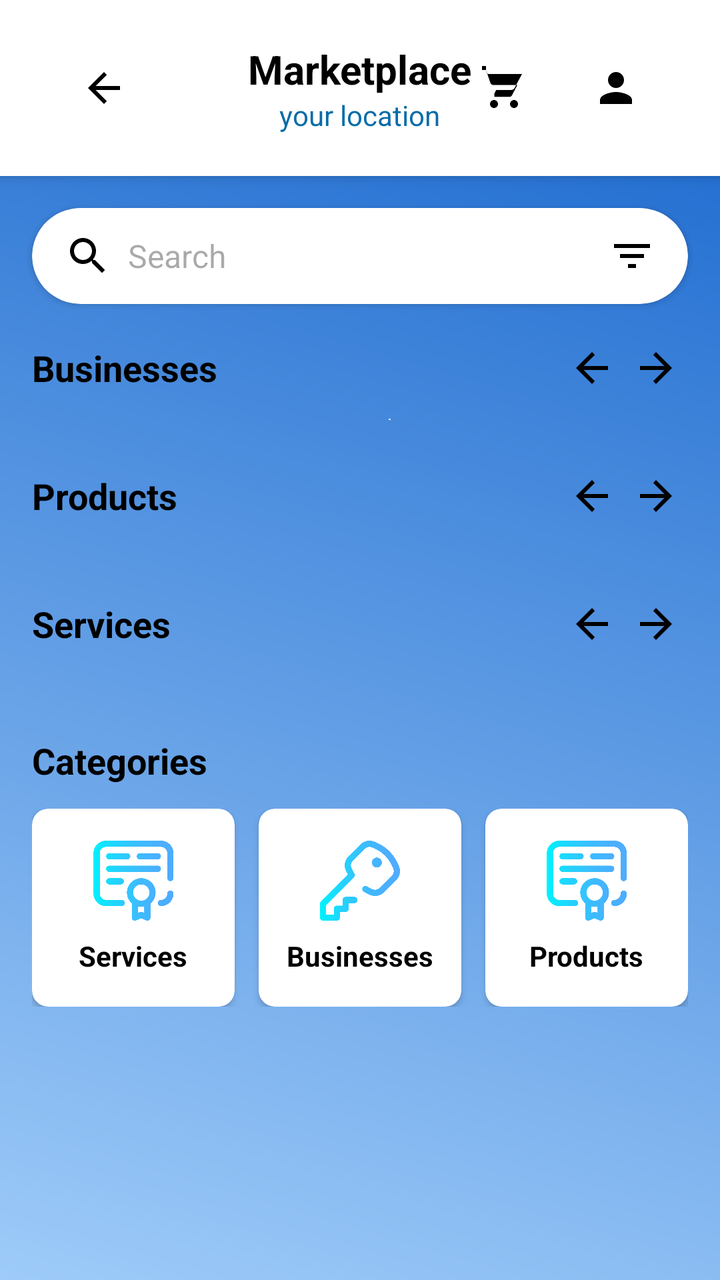
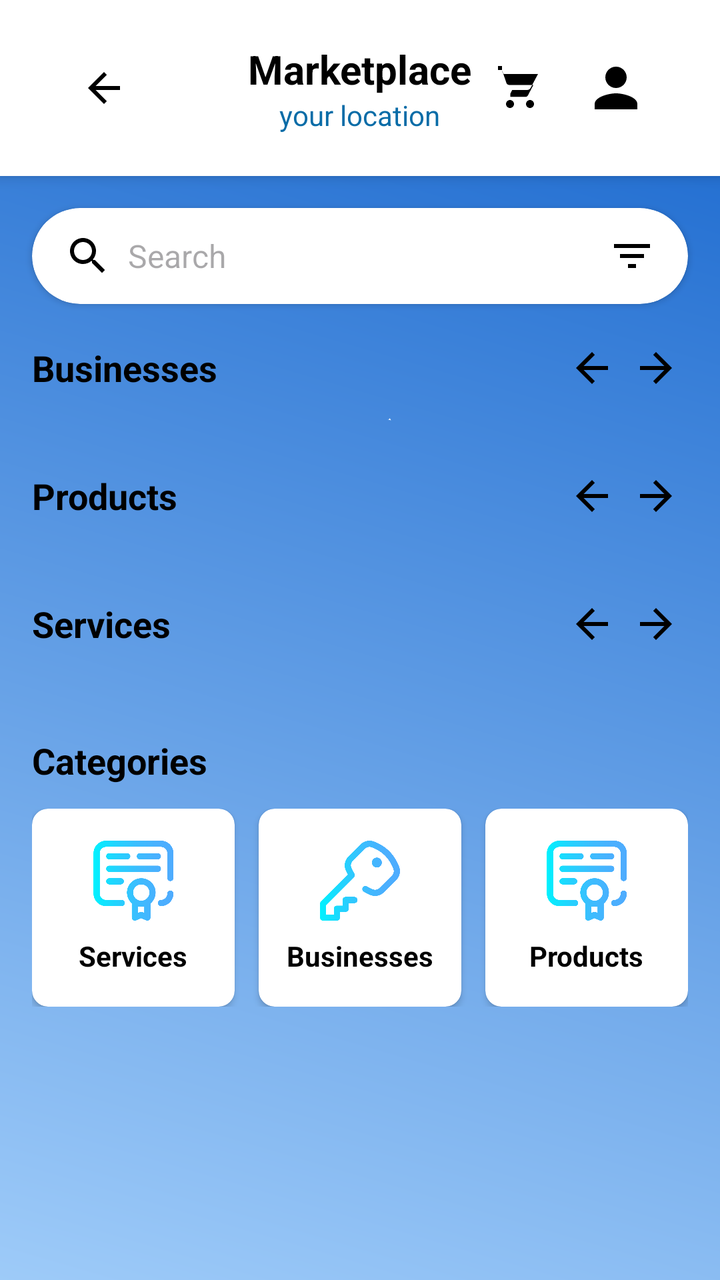

The first picture is an Android layout as it rendered before a commit; the second is the same layout after the commit. The layout source and the unified diff follow.
<!-- AndroidManifest.xml: application theme Theme.PoolApp -->
<!-- res/layout/po_marketplace.xml -->
<?xml version="1.0" encoding="utf-8"?>
<androidx.constraintlayout.widget.ConstraintLayout
    xmlns:android="http://schemas.android.com/apk/res/android"
    xmlns:app="http://schemas.android.com/apk/res-auto"
    xmlns:tools="http://schemas.android.com/tools"
    android:layout_width="match_parent"
    android:layout_height="match_parent"
    android:background="@drawable/pbg"
    tools:context=".PO_Marketplace">

    <androidx.cardview.widget.CardView
        android:id="@+id/card_top_bar"
        android:layout_width="match_parent"
        android:layout_height="wrap_content"
        app:layout_constraintTop_toTopOf="parent"
        app:cardElevation="4dp"
        app:cardCornerRadius="0dp"
        app:cardBackgroundColor="@android:color/white">

        <androidx.constraintlayout.widget.ConstraintLayout
            android:id="@+id/cl_top_bar"
            android:layout_width="match_parent"
            android:layout_height="wrap_content"
            android:paddingVertical="8dp"
            android:paddingHorizontal="8dp"
            android:padding="20dp">

            <ImageButton
                android:id="@+id/btn_back"
                android:layout_width="48dp"
                android:layout_height="48dp"
                android:padding="12dp"
                android:background="@android:color/transparent"
                android:src="@drawable/ic_arrow_back_white_24dp"
                app:tint="@color/black"
                android:contentDescription="Back"
                app:layout_constraintStart_toStartOf="parent"
                app:layout_constraintTop_toTopOf="parent"
                app:layout_constraintBottom_toBottomOf="parent"
                android:layout_marginStart="8dp"/>

            <LinearLayout
                android:layout_width="wrap_content"
                android:layout_height="wrap_content"
                android:orientation="vertical"
                android:gravity="center_horizontal"
                app:layout_constraintStart_toStartOf="parent"
                app:layout_constraintEnd_toEndOf="parent"
                app:layout_constraintTop_toTopOf="parent"
                app:layout_constraintBottom_toBottomOf="parent">

                <TextView
                    android:id="@+id/tv_marketplace_title"
                    android:layout_width="wrap_content"
                    android:layout_height="wrap_content"
                    android:text="Marketplace"
                    android:textColor="@color/black"
                    android:textSize="20sp"
                    android:textStyle="bold"/>

                <TextView
                    android:id="@+id/tv_user_location"
                    android:layout_width="wrap_content"
                    android:layout_height="wrap_content"
                    android:text="your location"
                    android:textColor="@color/colorPrimary"
                    android:textSize="14sp"/>
            </LinearLayout>

            <ImageButton
                android:id="@+id/btn_cart"
                android:layout_width="48dp"
                android:layout_height="48dp"
                android:padding="8dp"
                android:background="@android:color/transparent"
                android:contentDescription="Cart"
                android:src="@drawable/marketplace"
                app:layout_constraintEnd_toStartOf="@id/btn_profile"
                app:layout_constraintTop_toTopOf="parent"
                app:layout_constraintBottom_toBottomOf="parent"
                android:layout_marginEnd="8dp"/>

            <ImageButton
                android:id="@+id/btn_profile"
                android:layout_width="48dp"
                android:layout_height="48dp"
                android:padding="8dp"
                android:background="@android:color/transparent"
                android:src="@drawable/ic_profile_placeholder"
                android:contentDescription="Profile"
                app:layout_constraintEnd_toEndOf="parent"
                app:layout_constraintTop_toTopOf="parent"
                app:layout_constraintBottom_toBottomOf="parent"
                android:layout_marginEnd="8dp"/>

        </androidx.constraintlayout.widget.ConstraintLayout>
    </androidx.cardview.widget.CardView>

    <View
        android:id="@+id/v_bottom_nav_spacer"
        android:layout_width="match_parent"
        android:layout_height="56dp"
        android:background="@android:color/transparent"
        app:layout_constraintBottom_toBottomOf="parent"/>

    <androidx.core.widget.NestedScrollView
        android:layout_width="0dp"
        android:layout_height="0dp"
        app:layout_constraintTop_toBottomOf="@id/card_top_bar"
        app:layout_constraintBottom_toTopOf="@id/v_bottom_nav_spacer"
        app:layout_constraintStart_toStartOf="parent"
        app:layout_constraintEnd_toEndOf="parent">

        <LinearLayout
            android:layout_width="match_parent"
            android:layout_height="wrap_content"
            android:orientation="vertical"
            android:paddingBottom="16dp">

            <androidx.cardview.widget.CardView
                android:layout_width="match_parent"
                android:layout_height="wrap_content"
                android:layout_marginHorizontal="16dp"
                android:layout_marginTop="16dp"
                android:layout_marginBottom="16dp"
                app:cardCornerRadius="24dp"
                app:cardElevation="2dp">

                <LinearLayout
                    android:layout_width="match_parent"
                    android:layout_height="48dp"
                    android:orientation="horizontal"
                    android:gravity="center_vertical"
                    android:paddingHorizontal="16dp">

                    <ImageView
                        android:layout_width="24dp"
                        android:layout_height="24dp"
                        android:src="@drawable/ic_search"
                        app:tint="@color/black"
                        android:contentDescription="Search Icon"/>

                    <EditText
                        android:layout_width="0dp"
                        android:layout_height="match_parent"
                        android:layout_weight="1"
                        android:background="@android:color/transparent"
                        android:hint="Search"
                        android:paddingHorizontal="8dp"
                        android:inputType="text"
                        android:maxLines="1"
                        android:textSize="16sp"/>

                    <ImageView
                        android:layout_width="24dp"
                        android:layout_height="24dp"
                        android:src="@drawable/ic_filter"
                        app:tint="@color/black"
                        android:contentDescription="Filter/Sort"/>
                </LinearLayout>
            </androidx.cardview.widget.CardView>

            <LinearLayout
                android:layout_width="match_parent"
                android:layout_height="wrap_content"
                android:orientation="vertical">

                <LinearLayout
                    android:layout_width="match_parent"
                    android:layout_height="wrap_content"
                    android:orientation="horizontal"
                    android:gravity="center_vertical"
                    android:paddingHorizontal="16dp"
                    android:layout_marginBottom="8dp">

                    <TextView
                        android:layout_width="0dp"
                        android:layout_height="wrap_content"
                        android:layout_weight="1"
                        android:text="Businesses"
                        android:textColor="@color/black"
                        android:textSize="18sp"
                        android:textStyle="bold" />

                    <ImageButton
                        android:id="@+id/btn_prev_business"
                        android:layout_width="wrap_content"
                        android:layout_height="wrap_content"
                        android:src="@drawable/ic_arrow_back_white_24dp"
                        app:tint="@color/black"
                        android:background="@android:color/transparent"
                        android:contentDescription="Previous Business"
                        android:padding="4dp"/>

                    <ImageButton
                        android:id="@+id/btn_next_business"
                        android:layout_width="wrap_content"
                        android:layout_height="wrap_content"
                        android:src="@drawable/ic_arrow_forward_black_24dp"
                        app:tint="@color/black"
                        android:background="@android:color/transparent"
                        android:contentDescription="Next Business"
                        android:padding="4dp"/>
                </LinearLayout>

                <androidx.recyclerview.widget.RecyclerView
                    android:id="@+id/rv_businesses"
                    android:layout_width="match_parent"
                    android:layout_height="wrap_content"
                    android:orientation="horizontal"
                    android:paddingHorizontal="16dp"
                    android:clipToPadding="false"
                    android:layout_marginBottom="24dp"
                    app:layoutManager="androidx.recyclerview.widget.LinearLayoutManager"
                    tools:listitem="@layout/item_business_card"/>
            </LinearLayout>

            <LinearLayout
                android:layout_width="match_parent"
                android:layout_height="wrap_content"
                android:orientation="vertical">

                <LinearLayout
                    android:layout_width="match_parent"
                    android:layout_height="wrap_content"
                    android:orientation="horizontal"
                    android:gravity="center_vertical"
                    android:paddingHorizontal="16dp"
                    android:layout_marginBottom="8dp">

                    <TextView
                        android:layout_width="0dp"
                        android:layout_height="wrap_content"
                        android:layout_weight="1"
                        android:text="Products"
                        android:textColor="@color/black"
                        android:textSize="18sp"
                        android:textStyle="bold" />

                    <ImageButton
                        android:id="@+id/btn_prev_product"
                        android:layout_width="wrap_content"
                        android:layout_height="wrap_content"
                        android:src="@drawable/ic_arrow_back_white_24dp"
                        app:tint="@color/black"
                        android:background="@android:color/transparent"
                        android:contentDescription="Previous Product"
                        android:padding="4dp"/>

                    <ImageButton
                        android:id="@+id/btn_next_product"
                        android:layout_width="wrap_content"
                        android:layout_height="wrap_content"
                        android:src="@drawable/ic_arrow_forward_black_24dp"
                        app:tint="@color/black"
                        android:background="@android:color/transparent"
                        android:contentDescription="Next Product"
                        android:padding="4dp"/>
                </LinearLayout>

                <androidx.recyclerview.widget.RecyclerView
                    android:id="@+id/rv_products"
                    android:layout_width="match_parent"
                    android:layout_height="wrap_content"
                    android:orientation="horizontal"
                    android:paddingHorizontal="16dp"
                    android:clipToPadding="false"
                    android:layout_marginBottom="24dp"
                    app:layoutManager="androidx.recyclerview.widget.LinearLayoutManager"
                    tools:listitem="@layout/item_generic_list_card"/>
            </LinearLayout>

            <LinearLayout
                android:layout_width="match_parent"
                android:layout_height="wrap_content"
                android:orientation="vertical">

                <LinearLayout
                    android:layout_width="match_parent"
                    android:layout_height="wrap_content"
                    android:orientation="horizontal"
                    android:gravity="center_vertical"
                    android:paddingHorizontal="16dp"
                    android:layout_marginBottom="8dp">

                    <TextView
                        android:layout_width="0dp"
                        android:layout_height="wrap_content"
                        android:layout_weight="1"
                        android:text="Services"
                        android:textColor="@color/black"
                        android:textSize="18sp"
                        android:textStyle="bold" />

                    <ImageButton
                        android:id="@+id/btn_prev_service"
                        android:layout_width="wrap_content"
                        android:layout_height="wrap_content"
                        android:src="@drawable/ic_arrow_back_white_24dp"
                        app:tint="@color/black"
                        android:background="@android:color/transparent"
                        android:contentDescription="Previous Service"
                        android:padding="4dp"
                        />

                    <ImageButton
                        android:id="@+id/btn_next_service"
                        android:layout_width="wrap_content"
                        android:layout_height="wrap_content"
                        android:src="@drawable/ic_arrow_forward_black_24dp"
                        app:tint="@color/black"
                        android:background="@android:color/transparent"
                        android:contentDescription="Next Service"
                        android:padding="4dp"/>
                </LinearLayout>

                <androidx.recyclerview.widget.RecyclerView
                    android:id="@+id/rv_services"
                    android:layout_width="match_parent"
                    android:layout_height="wrap_content"
                    android:orientation="horizontal"
                    android:paddingHorizontal="16dp"
                    android:clipToPadding="false"
                    android:layout_marginBottom="24dp"
                    app:layoutManager="androidx.recyclerview.widget.LinearLayoutManager"
                    tools:listitem="@layout/item_generic_list_card"/>
            </LinearLayout>


            <TextView
                android:layout_width="wrap_content"
                android:layout_height="wrap_content"
                android:layout_marginStart="16dp"
                android:layout_marginTop="8dp"
                android:layout_marginBottom="12dp"
                android:text="Categories"
                android:textColor="@color/black"
                android:textSize="18sp"
                android:textStyle="bold" />

            <LinearLayout
                android:layout_width="match_parent"
                android:layout_height="wrap_content"
                android:orientation="horizontal"
                android:gravity="center"
                android:paddingHorizontal="16dp"
                android:layout_marginBottom="16dp">

                <androidx.cardview.widget.CardView
                    android:layout_width="0dp"
                    android:layout_height="wrap_content"
                    android:layout_weight="1"
                    android:layout_marginEnd="8dp"
                    app:cardCornerRadius="8dp"
                    app:cardElevation="2dp">

                    <LinearLayout
                        android:layout_width="match_parent"
                        android:layout_height="wrap_content"
                        android:orientation="vertical"
                        android:gravity="center"
                        android:paddingVertical="16dp">

                        <ImageView
                            android:layout_width="40dp"
                            android:layout_height="40dp"
                            android:src="@drawable/certificate"
                            android:contentDescription="Services Category"
                            />

                        <TextView
                            android:layout_width="wrap_content"
                            android:layout_height="wrap_content"
                            android:text="Services"
                            android:textColor="@color/black"
                            android:textSize="14sp"
                            android:textStyle="bold"
                            android:layout_marginTop="8dp"/>
                    </LinearLayout>
                </androidx.cardview.widget.CardView>

                <androidx.cardview.widget.CardView
                    android:layout_width="0dp"
                    android:layout_height="wrap_content"
                    android:layout_weight="1"
                    android:layout_marginHorizontal="4dp"
                    app:cardCornerRadius="8dp"
                    app:cardElevation="2dp">

                    <LinearLayout
                        android:layout_width="match_parent"
                        android:layout_height="wrap_content"
                        android:orientation="vertical"
                        android:gravity="center"
                        android:paddingVertical="16dp">

                        <ImageView
                            android:layout_width="40dp"
                            android:layout_height="40dp"
                            android:src="@drawable/password"
                            android:contentDescription="Businesses Category"
                            />

                        <TextView
                            android:layout_width="wrap_content"
                            android:layout_height="wrap_content"
                            android:text="Businesses"
                            android:textColor="@color/black"
                            android:textSize="14sp"
                            android:textStyle="bold"
                            android:layout_marginTop="8dp"/>
                    </LinearLayout>
                </androidx.cardview.widget.CardView>

                <androidx.cardview.widget.CardView
                    android:layout_width="0dp"
                    android:layout_height="wrap_content"
                    android:layout_weight="1"
                    android:layout_marginStart="8dp"
                    app:cardCornerRadius="8dp"
                    app:cardElevation="2dp">

                    <LinearLayout
                        android:layout_width="match_parent"
                        android:layout_height="wrap_content"
                        android:orientation="vertical"
                        android:gravity="center"
                        android:paddingVertical="16dp">

                        <ImageView
                            android:layout_width="40dp"
                            android:layout_height="40dp"
                            android:src="@drawable/certificate"
                            android:contentDescription="Products Category"
                            />

                        <TextView
                            android:layout_width="wrap_content"
                            android:layout_height="wrap_content"
                            android:text="Products"
                            android:textColor="@color/black"
                            android:textSize="14sp"
                            android:textStyle="bold"
                            android:layout_marginTop="8dp"/>
                    </LinearLayout>
                </androidx.cardview.widget.CardView>
            </LinearLayout>

        </LinearLayout>
    </androidx.core.widget.NestedScrollView>

</androidx.constraintlayout.widget.ConstraintLayout>
<!-- res/layout/item_business_card.xml (included above) -->
<androidx.cardview.widget.CardView
    xmlns:android="http://schemas.android.com/apk/res/android"
    xmlns:app="http://schemas.android.com/apk/res-auto"
    xmlns:tools="http://schemas.android.com/tools"
    android:layout_width="200dp"
    android:layout_height="140dp"
    android:layout_marginEnd="12dp"
    app:cardCornerRadius="12dp"
    app:cardElevation="4dp">

    <androidx.constraintlayout.widget.ConstraintLayout
        android:layout_width="match_parent"
        android:layout_height="match_parent">

        <ImageView
            android:id="@+id/iv_business_image"
            android:layout_width="match_parent"
            android:layout_height="match_parent"
            android:contentDescription="Business Background"
            android:scaleType="centerCrop"
            android:src="@drawable/ic_wavy_background_placeholder"
            tools:layout_editor_absoluteX="16dp"
            tools:layout_editor_absoluteY="16dp" />

        <TextView
            android:id="@+id/tv_business_rating"
            android:layout_width="wrap_content"
            android:layout_height="wrap_content"
            android:background="@drawable/rounded_transparent_bg"
            android:paddingHorizontal="6dp"
            android:paddingVertical="3dp"
            android:textColor="@color/white"
            android:textSize="12sp"
            android:drawablePadding="2dp"
            android:drawableStart="@drawable/ic_star_yellow_16dp"
            android:text="4.9"
            android:gravity="center_vertical"
            app:layout_constraintTop_toTopOf="parent"
            app:layout_constraintEnd_toEndOf="parent"
            android:layout_marginTop="8dp"
            android:layout_marginEnd="8dp"/>

        <LinearLayout
            android:layout_width="match_parent"
            android:layout_height="wrap_content"
            android:orientation="vertical"
            android:padding="8dp"
            android:background="@color/white_transparent_50"
            app:layout_constraintBottom_toBottomOf="parent">

            <TextView
                android:id="@+id/tv_business_name"
                android:layout_width="wrap_content"
                android:layout_height="wrap_content"
                android:text="Swimpool Centre"
                android:textColor="@color/black"
                android:textSize="14sp"
                android:textStyle="bold"
                android:maxLines="1"
                android:ellipsize="end"/>

            <TextView
                android:id="@+id/tv_business_location"
                android:layout_width="wrap_content"
                android:layout_height="wrap_content"
                android:text="Port Elizabeth"
                android:textColor="@color/grey_dark"
                android:textSize="12sp"
                android:maxLines="1"
                android:ellipsize="end"/>
        </LinearLayout>

    </androidx.constraintlayout.widget.ConstraintLayout>

</androidx.cardview.widget.CardView>
<!-- res/layout/item_generic_list_card.xml (included above) -->
<?xml version="1.0" encoding="utf-8"?>
<androidx.cardview.widget.CardView
    xmlns:android="http://schemas.android.com/apk/res/android"
    xmlns:app="http://schemas.android.com/apk/res-auto"
    android:layout_width="120dp"
    android:layout_height="140dp"
    android:layout_marginEnd="12dp"
    android:clickable="true"
    android:focusable="true"
    android:foreground="?attr/selectableItemBackground"
    app:cardCornerRadius="8dp"
    app:cardElevation="2dp">

    <LinearLayout
        android:layout_width="match_parent"
        android:layout_height="match_parent"
        android:orientation="vertical"
        android:gravity="center_horizontal"
        android:padding="8dp">

        <ImageView
            android:id="@+id/iv_item_image"
            android:layout_width="60dp"
            android:layout_height="60dp"
            android:src="@drawable/password"

            android:scaleType="centerCrop"
            android:contentDescription="Item Image"/>

        <TextView
            android:id="@+id/tv_item_title"
            android:layout_width="wrap_content"
            android:layout_height="wrap_content"
            android:layout_marginTop="4dp"
            android:text="Generic Title"
            android:textSize="14sp"
            android:maxLines="1"
            android:ellipsize="end"
            android:textColor="@color/black"
            android:textStyle="bold"/>

        <TextView
            android:id="@+id/tv_item_subtext"
            android:layout_width="wrap_content"
            android:layout_height="wrap_content"
            android:text="R 0.00 / details"
            android:textSize="12sp"
            android:textColor="@color/colorPrimary"/>

    </LinearLayout>
</androidx.cardview.widget.CardView>
<!-- resources referenced by this layout -->
<resources>
  <color name="black">#FF000000</color>
  <color name="colorPrimary">#096ca7</color>
  <color name="grey_dark">#666666</color>
  <color name="white">#FFFFFFFF</color>
  <color name="white_transparent_50">#80FFFFFF</color>
  <!-- drawable ic_arrow_back_white_24dp (drawable) -->
  <vector xmlns:android="http://schemas.android.com/apk/res/android"
      android:width="24dp"
      android:height="24dp"
      android:viewportWidth="24"
      android:viewportHeight="24"
      android:tint="#FFFFFF"> <path
      android:fillColor="@android:color/white"
      android:pathData="M20,11L7.83,11l5.59,-5.59L12,4L4,12l8,8 1.41,-1.41L7.83,13L20,13z"/>
  </vector>
  <!-- drawable ic_arrow_forward_black_24dp (drawable) -->
  <vector xmlns:android="http://schemas.android.com/apk/res/android"
      android:width="24dp"
      android:height="24dp"
      android:viewportWidth="24"
      android:viewportHeight="24"
      android:tint="#000000"> <path
      android:fillColor="@android:color/black"
      android:pathData="M12,4l-1.41,1.41L16.17,11H4v2h12.17l-5.58,5.59L12,20l8,-8z"/>
  </vector>
  <!-- drawable ic_filter (drawable) -->
  <vector android:height="24dp" android:tint="#808080"
      android:viewportHeight="24" android:viewportWidth="24"
      android:width="24dp" xmlns:android="http://schemas.android.com/apk/res/android">
      <path android:fillColor="@android:color/white" android:pathData="M10,18h4v-2h-4v2zM3,6v2h18V6H3zM6,13h12v-2H6v2z"/>
  </vector>
  <!-- drawable ic_profile_placeholder (drawable) -->
  <vector android:height="24dp" android:tint="#000000"
      android:viewportHeight="24" android:viewportWidth="24"
      android:width="24dp" xmlns:android="http://schemas.android.com/apk/res/android">
      <path android:fillColor="@android:color/white" android:pathData="M12,12c2.21,0 4,-1.79 4,-4s-1.79,-4 -4,-4 -4,1.79 -4,4 1.79,4 4,4zM12,14c-2.67,0 -8,1.34 -8,4v2h16v-2c0,-2.66 -5.33,-4 -8,-4z"/>
  </vector>
  <!-- drawable ic_search (drawable) -->
  <vector android:height="24dp" android:tint="#808080"
      android:viewportHeight="24" android:viewportWidth="24"
      android:width="24dp" xmlns:android="http://schemas.android.com/apk/res/android">
      <path android:fillColor="@android:color/white" android:pathData="M15.5,14h-0.79l-0.28,-0.27C15.41,12.59 16,11.11 16,9.5 16,5.91 13.09,3 9.5,3S3,5.91 3,9.5 5.91,16 9.5,16c1.61,0 3.09,-0.59 4.23,-1.57l0.27,0.28v0.79l5,4.99L20.49,19l-4.99,-5zM9.5,14C7.01,14 5,11.99 5,9.5S7.01,5 9.5,5 14,7.01 14,9.5 11.99,14 9.5,14z"/>
  </vector>
  <!-- drawable ic_star_yellow_16dp (drawable) -->
  <vector xmlns:android="http://schemas.android.com/apk/res/android"
      android:width="16dp"
      android:height="16dp"
      android:viewportWidth="24"
      android:viewportHeight="24">
      <path
          android:fillColor="#FFD700"
          android:pathData="M12,17.27L18.18,21L16.54,13.97L22,9.24L14.81,8.62L12,2L9.19,8.62L2,9.24L7.45,13.97L5.82,21L12,17.27Z"/>
  </vector>
  <!-- drawable rounded_transparent_bg (drawable) -->
  <shape xmlns:android="http://schemas.android.com/apk/res/android"
      android:shape="rectangle">
      <solid android:color="#80000000"/> <corners android:radius="6dp"/>
      <padding
          android:left="4dp"
          android:top="2dp"
          android:right="4dp"
          android:bottom="2dp" />
  </shape>
  <color name="colorPrimaryVariant">#034b75</color>
  <color name="colorOnPrimary">#FFFFFF</color>
  <color name="colorSecondary">#0A57FF</color>
  <color name="colorOnSecondary">#FFFFFF</color>
  <color name="colorSurface">#FFFFFF</color>
  <color name="colorOnSurface">#1C1B1F</color>
  <!-- unchanged entries left out for length: 6 -->
</resources>

<!-- the commit's change to res/layout/po_marketplace.xml (unified diff, before → after) -->
@@ -80,18 +80,20 @@
                 app:layout_constraintBottom_toBottomOf="parent"
                 android:layout_marginEnd="8dp"/>
 
-            <ImageButton
+            <com.google.android.material.imageview.ShapeableImageView
                 android:id="@+id/btn_profile"
-                android:layout_width="48dp"
-                android:layout_height="48dp"
-                android:padding="8dp"
-                android:background="@android:color/transparent"
+                android:layout_width="32dp"
+                android:layout_height="32dp"
+                android:layout_marginEnd="16dp"
                 android:src="@drawable/ic_profile_placeholder"
                 android:contentDescription="Profile"
+                android:scaleType="centerCrop"
                 app:layout_constraintEnd_toEndOf="parent"
                 app:layout_constraintTop_toTopOf="parent"
                 app:layout_constraintBottom_toBottomOf="parent"
-                android:layout_marginEnd="8dp"/>
+
+                app:shapeAppearanceOverlay="@style/ShapeAppearanceOverlay.App.CornerSize50Percent"
+                />
 
         </androidx.constraintlayout.widget.ConstraintLayout>
     </androidx.cardview.widget.CardView>
<!-- resource entries referenced after the edit -->
@@ -63,6 +63,10 @@
           android:right="4dp"
           android:bottom="2dp" />
   </shape>
+  <style name="ShapeAppearanceOverlay.App.CornerSize50Percent" parent="">
+          <item name="cornerFamily">rounded</item>
+          <item name="cornerSize">50%</item>
+      </style>
   <color name="colorPrimaryVariant">#034b75</color>
   <color name="colorOnPrimary">#FFFFFF</color>
   <color name="colorSecondary">#0A57FF</color>
